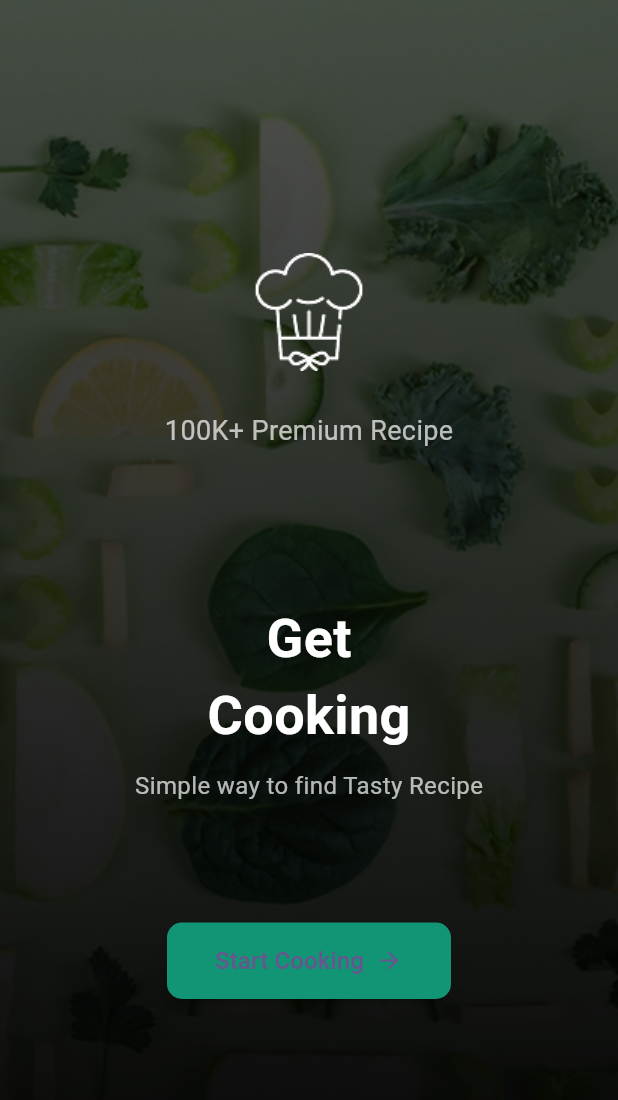
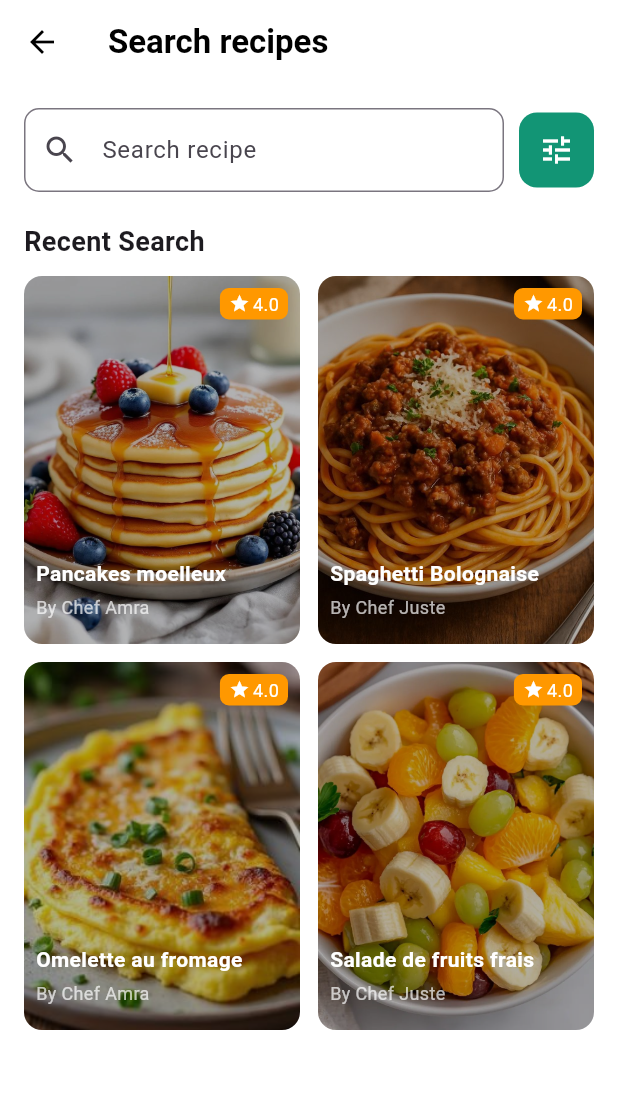
Before and after one commit to AHOUEYARuth/recipes_app, a Flutter app: the screen it shows after launch, on a phone screen of 412 x 824 dp. Shown: the top 1100 px of the screen. Run offline on Flutter 3.47's test engine with Material 3 defaults, Android fonts, the phone set to English and light mode, and no system bars.

Commit message:
Page splash and Search

```diff
--- a/lib/main.dart
+++ b/lib/main.dart
@@ -1,7 +1,7 @@
 import 'package:flutter/material.dart';
 //import 'package:recipes_app/home.dart';
-import 'package:recipes_app/splash.dart';
-//import 'package:recipes_app/views/search.dart';
+//import 'package:recipes_app/splash.dart';
+import 'package:recipes_app/views/search.dart';
 
 void main() {
   runApp(const MyApp());
@@ -21,8 +21,8 @@ class MyApp extends StatelessWidget {
         colorScheme: ColorScheme.fromSeed(seedColor: Colors.deepPurple),
       ),
       //home: Home(),
-      home: Splash(),
-      //home: Search(),
+      //home: Splash(),
+      home: Search(),
 
     );
   }
--- a/lib/views/search.dart
+++ b/lib/views/search.dart
@@ -0,0 +1,241 @@
+import 'package:flutter/material.dart';
+import 'package:recipes_app/models/recipes.dart';
+
+class Search extends StatefulWidget {
+  const Search({super.key});
+
+  @override
+  State<Search> createState() => _SearchState();
+}
+
+class _SearchState extends State<Search> {
+  final TextEditingController _searchController = TextEditingController();
+  List<Recipes> searchResults = [];
+  List<Recipes> recentSearches = recipesList
+      .take(4)
+      .toList(); // Affiche les 4 premiers en récents
+
+  void _performSearch(String query) {
+    setState(() {
+      searchResults = recipesList
+          .where(
+            (recipe) =>
+                recipe.title.toLowerCase().contains(query.toLowerCase()),
+          )
+          .toList();
+    });
+  }
+
+  @override
+  void initState() {
+    super.initState();
+    _searchController.addListener(() {
+      _performSearch(_searchController.text);
+    });
+  }
+
+  @override
+  void dispose() {
+    _searchController.dispose();
+    super.dispose();
+  }
+
+  @override
+  Widget build(BuildContext context) {
+    final isSearching = _searchController.text.isNotEmpty;
+
+    return Scaffold(
+      backgroundColor: Colors.white,
+      appBar: AppBar(
+        title: const Text(
+          'Search recipes',
+          style: TextStyle(fontWeight: FontWeight.bold),
+        ),
+        backgroundColor: Colors.white,
+        foregroundColor: Colors.black,
+        elevation: 0,
+        leading: IconButton(
+          icon: const Icon(Icons.arrow_back),
+          onPressed: () {
+            Navigator.pop(context); // Retour à la page précédente
+          },
+        ),
+        // title: const Text(
+        //   'Search recipes',
+        //   style: TextStyle(fontWeight: FontWeight.bold),
+        // ),
+        // backgroundColor: Colors.white,
+        // foregroundColor: Colors.black,
+        // elevation: 0,
+        // automaticallyImplyLeading: true,
+      ),
+      body: Padding(
+        padding: const EdgeInsets.all(16),
+        child: Column(
+          children: [
+            _buildSearchBar(),
+            const SizedBox(height: 20),
+            if (!isSearching) _buildRecentSearches(),
+            if (isSearching) _buildSearchResults(),
+          ],
+        ),
+      ),
+    );
+  }
+
+  Widget _buildSearchBar() {
+    return Row(
+      children: [
+        Expanded(
+          child: TextField(
+            controller: _searchController,
+            decoration: InputDecoration(
+              hintText: 'Search recipe',
+              prefixIcon: const Icon(Icons.search),
+              border: OutlineInputBorder(
+                borderRadius: BorderRadius.circular(10),
+              ),
+            ),
+          ),
+        ),
+        const SizedBox(width: 10),
+        Container(
+          height: 50,
+          width: 50,
+          decoration: BoxDecoration(
+            color: Color(0xFF129575),
+            borderRadius: BorderRadius.circular(12),
+          ),
+          child: IconButton(
+            icon: const Icon(Icons.tune, color: Colors.white),
+            onPressed: () {},
+          ),
+        ),
+      ],
+    );
+  }
+
+  Widget _buildRecentSearches() {
+    return Expanded(
+      child: Column(
+        crossAxisAlignment: CrossAxisAlignment.start,
+        children: [
+          const Text(
+            'Recent Search',
+            style: TextStyle(fontSize: 18, fontWeight: FontWeight.bold),
+          ),
+          const SizedBox(height: 10),
+          _buildRecipeGrid(recentSearches),
+        ],
+      ),
+    );
+  }
+
+  Widget _buildSearchResults() {
+    return Expanded(
+      child: Column(
+        crossAxisAlignment: CrossAxisAlignment.start,
+        children: [
+          Row(
+            children: [
+              const Text(
+                'Search Result',
+                style: TextStyle(fontSize: 18, fontWeight: FontWeight.bold),
+              ),
+              const Spacer(),
+              Text('${searchResults.length} results'),
+            ],
+          ),
+          const SizedBox(height: 10),
+          _buildRecipeGrid(searchResults),
+        ],
+      ),
+    );
+  }
+
+  Widget _buildRecipeGrid(List<Recipes> recipes) {
+    return Expanded(
+      child: GridView.builder(
+        itemCount: recipes.length,
+        gridDelegate: const SliverGridDelegateWithFixedCrossAxisCount(
+          crossAxisCount: 2,
+          mainAxisSpacing: 12,
+          crossAxisSpacing: 12,
+          childAspectRatio: 0.75,
+        ),
+        itemBuilder: (context, index) {
+          final recipe = recipes[index];
+          return _buildRecipeCard(recipe);
+        },
+      ),
+    );
+  }
+
+  Widget _buildRecipeCard(Recipes recipe) {
+    return GestureDetector(
+      onTap: () {},
+      child: Container(
+        decoration: BoxDecoration(
+          borderRadius: BorderRadius.circular(12),
+          image: DecorationImage(
+            image: AssetImage(recipe.image),
+            fit: BoxFit.cover,
+            colorFilter: ColorFilter.mode(
+              Color.fromRGBO(0, 0, 0, 0.3),
+              BlendMode.darken,
+            ),
+          ),
+        ),
+        child: Stack(
+          children: [
+            Positioned(
+              top: 8,
+              right: 8,
+              child: Container(
+                padding: const EdgeInsets.symmetric(horizontal: 6, vertical: 2),
+                decoration: BoxDecoration(
+                  color: Colors.orange,
+                  borderRadius: BorderRadius.circular(6),
+                ),
+                child: const Row(
+                  children: [
+                    Icon(Icons.star, color: Colors.white, size: 14),
+                    SizedBox(width: 2),
+                    Text(
+                      "4.0",
+                      style: TextStyle(color: Colors.white, fontSize: 12),
+                    ),
+                  ],
+                ),
+              ),
+            ),
+            Positioned(
+              bottom: 16,
+              left: 8,
+              right: 8,
+              child: Column(
+                crossAxisAlignment: CrossAxisAlignment.start,
+                children: [
+                  Text(
+                    recipe.title,
+                    style: const TextStyle(
+                      color: Colors.white,
+                      fontWeight: FontWeight.bold,
+                    ),
+                    maxLines: 2,
+                    overflow: TextOverflow.ellipsis,
+                  ),
+                  const SizedBox(height: 4),
+                  Text(
+                    'By ${recipe.chef}',
+                    style: const TextStyle(color: Colors.white70, fontSize: 12),
+                  ),
+                ],
+              ),
+            ),
+          ],
+        ),
+      ),
+    );
+  }
+}
```
